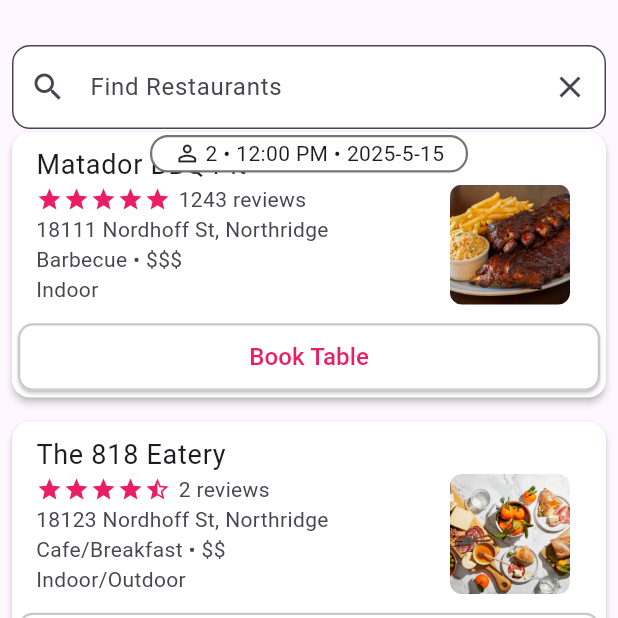
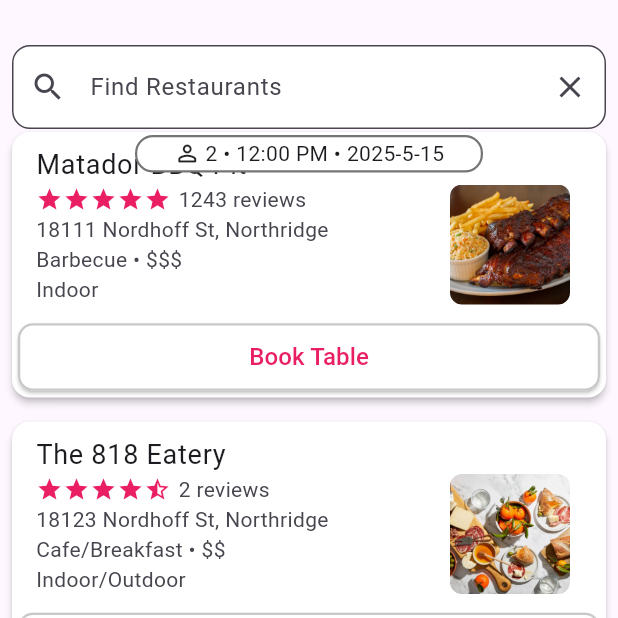
Before and after one commit to busterblake/Matador-Reservations, a Flutter app: the screen it shows after launch, swiped to page 2, on a phone screen of 412 x 824 dp, the top half of it. Run offline on Flutter 3.47's test engine with Material 3 defaults, Android fonts, the phone set to English and light mode, and no system bars; drawn by our look-alikes of flutter_rating, stylish_bottom_bar; our stand-ins replace cloud_firestore, firebase_auth, firebase_core, google_maps_flutter, quickalert, shared_preferences; missing offline and left inert: calendar_day_slot_navigator; accounts and stored records are empty.

Commit message:
made lots of changes

```diff
--- a/google_maps_in_flutter/lib/search_page.dart
+++ b/google_maps_in_flutter/lib/search_page.dart
@@ -4,7 +4,6 @@
 import 'package:flutter_rating/flutter_rating.dart';
 import 'package:google_maps_in_flutter/main.dart';
 import 'menu_page.dart';
-
 
 // This is the search page
 // This page shows the restaurant cards and the search bar
@@ -15,11 +14,9 @@
   State<SearchPage> createState() => _SearchPageState();
 }
 
-
 // This is the state of the search page
 // Gives search functionality and the restaurant data
 class _SearchPageState extends State<SearchPage> {
-
   final TextEditingController _searchController = TextEditingController();
 
   List<Map<String, dynamic>> _restaurants = [];
@@ -35,15 +32,14 @@
     _loadRestaurants();
     _searchController.addListener(() {
       setState(() {
-        _filteredRestaurants = _restaurants.map((restaurant) {
-          final isVisible = restaurant['title'] != null &&
-              restaurant['title']
-                  .toLowerCase()
-                  .contains(_searchController.text.toLowerCase());
-          return {
-            ...restaurant,
-            'isVisible': isVisible,
-          };
+        _filteredRestaurants =
+            _restaurants.map((restaurant) {
+              final isVisible =
+                  restaurant['title'] != null &&
+                  restaurant['title'].toLowerCase().contains(
+                    _searchController.text.toLowerCase(),
+                  );
+              return {...restaurant, 'isVisible': isVisible};
             }).toList();
 
         _filteredRestaurants.sort((a, b) {
@@ -59,13 +55,11 @@
     final String data = await rootBundle.loadString('lib/Assets/markers.json');
     final List<dynamic> jsonResult = json.decode(data);
     setState(() {
-      _restaurants = jsonResult
+      _restaurants =
+          jsonResult
               .cast<Map<String, dynamic>>()
               .where((restaurant) => restaurant['title'] != null)
-          .map((restaurant) => {
-            ...restaurant,
-            'isVisible': true,
-          })
+              .map((restaurant) => {...restaurant, 'isVisible': true})
               .toList();
       _filteredRestaurants = _restaurants;
     });
@@ -101,15 +95,11 @@
           // A small card that shows the reservation data
           Positioned(
             top: 90.0,
-              left: 100.0,
-              right: 100.0,
+            left: 90.0,
+            right: 90.0,
             child: ShowReserveData(),
           ),
-            Column(
-              children: [
-                SearchBar(searchController: _searchController),
-              ],
-            ),
+          Column(children: [SearchBar(searchController: _searchController)]),
         ],
       ),
     );
@@ -172,7 +162,13 @@
         child: FutureBuilder<Map<String, String>>(
           future: _reservationData,
           builder: (context, snapshot) {
-
+            if (snapshot.connectionState == ConnectionState.waiting) {
+              return const Text('Loading...');
+            } else if (snapshot.hasError) {
+              return Text('Error: ${snapshot.error}');
+            } else if (!snapshot.hasData || snapshot.data == null) {
+              return const Text('No reservation found');
+            }
             final data = snapshot.data!;
             final time = data['time'];
             final date = data['date'];
@@ -199,21 +195,18 @@
 // Class that produces the restaurant cards
 // So many children...
 class RestaurantCards extends StatelessWidget {
-  const RestaurantCards({
-    super.key,
-    required this.restaurant,
-  });
+  const RestaurantCards({super.key, required this.restaurant});
 
   final Map<String, dynamic> restaurant;
 
   @override
   Widget build(BuildContext context) {
-
     // The cards fade in and out when they are filtered
     return AnimatedOpacity(
       duration: const Duration(milliseconds: 200),
       opacity: restaurant['isVisible'] ? 1.0 : 0.0,
-      child: IgnorePointer( // IgnorePointer makes card unresponsive when not visible
+      child: IgnorePointer(
+        // IgnorePointer makes card unresponsive when not visible
         ignoring: restaurant['isVisible'] != true,
         child: Card(
           margin: const EdgeInsets.all(8.0),
@@ -222,7 +215,10 @@
           child: Column(
             children: [
               ListTile(
-                title: Text('${restaurant['title']}', style: const TextStyle(fontSize: 18.0)),
+                title: Text(
+                  '${restaurant['title']}',
+                  style: const TextStyle(fontSize: 18.0),
+                ),
                 subtitle: Row(
                   children: [
                     Column(
@@ -263,12 +259,15 @@
                           ),
                         ),
                       ),
-                    )
+                    ),
                   ],
-                )
+                ),
               ),
               Padding(
-                padding: const EdgeInsets.symmetric(horizontal: 4.0, vertical: 3.0),
+                padding: const EdgeInsets.symmetric(
+                  horizontal: 4.0,
+                  vertical: 3.0,
+                ),
                 child: ElevatedButton(
                   onPressed: () {
                     Navigator.push(
@@ -281,21 +280,33 @@
 
                   // Bunch of properties to make the button look nice
                   style: ButtonStyle(
-                    backgroundColor: WidgetStateProperty.all<Color>(Colors.white),
-                    foregroundColor: WidgetStateProperty.all<Color>(Colors.pink),
-                    minimumSize: WidgetStateProperty.all<Size>(const Size(double.infinity, 45.0)),
+                    backgroundColor: WidgetStateProperty.all<Color>(
+                      Colors.white,
+                    ),
+                    foregroundColor: WidgetStateProperty.all<Color>(
+                      Colors.pink,
+                    ),
+                    minimumSize: WidgetStateProperty.all<Size>(
+                      const Size(double.infinity, 45.0),
+                    ),
                     shape: WidgetStateProperty.all<RoundedRectangleBorder>(
                       RoundedRectangleBorder(
                         borderRadius: BorderRadius.circular(10.0),
-                        side: const BorderSide(color: Color.fromARGB(255, 200, 200, 200), width: 1.5),
+                        side: const BorderSide(
+                          color: Color.fromARGB(255, 200, 200, 200),
+                          width: 1.5,
                         ),
                       ),
                     ),
-                  child: const Text('Book Table', style: TextStyle(fontSize: 16.0)),
                   ),
-              )
+                  child: const Text(
+                    'Book Table',
+                    style: TextStyle(fontSize: 16.0),
+                  ),
+                ),
+              ),
             ],
-          )
+          ),
         ),
       ),
     );
@@ -304,10 +315,8 @@
 
 // It's just a search bar
 class SearchBar extends StatelessWidget {
-  const SearchBar({
-    super.key,
-    required TextEditingController searchController,
-  }) : _searchController = searchController;
+  const SearchBar({super.key, required TextEditingController searchController})
+    : _searchController = searchController;
 
   final TextEditingController _searchController;
 
@@ -315,7 +324,12 @@
   @override
   Widget build(BuildContext context) {
     return Padding(
-      padding: const EdgeInsets.only(top: 30.0, left: 8.0, right: 8.0, bottom: 0.0),
+      padding: const EdgeInsets.only(
+        top: 30.0,
+        left: 8.0,
+        right: 8.0,
+        bottom: 0.0,
+      ),
       child: TextField(
         controller: _searchController,
         decoration: InputDecoration(
@@ -328,11 +342,9 @@
           prefixIcon: Icon(Icons.search),
           filled: true,
           fillColor: Colors.white,
-          border: OutlineInputBorder(
-            borderRadius: BorderRadius.circular(12.0),
-          )
-        )
-      )
+          border: OutlineInputBorder(borderRadius: BorderRadius.circular(12.0)),
+        ),
+      ),
     );
   }
 }
```
Also changed, not shown: google_maps_in_flutter/firepit-log.txt (added, +15 -0 lines), google_maps_in_flutter/lib/main.dart (+61 -61 lines), google_maps_in_flutter/lib/reserve_page.dart (+148 -65 lines), google_maps_in_flutter/firebase.json, google_maps_in_flutter/lib/firebase_options.dart, 2 other files. Lines whose indentation alone changed are shown as unchanged.
